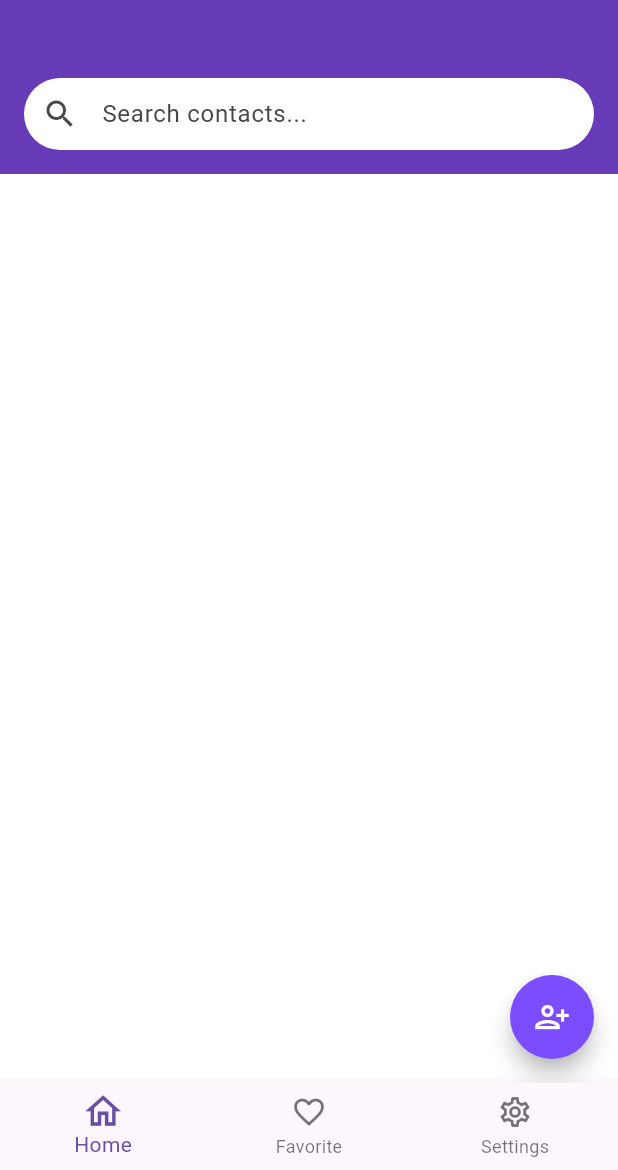
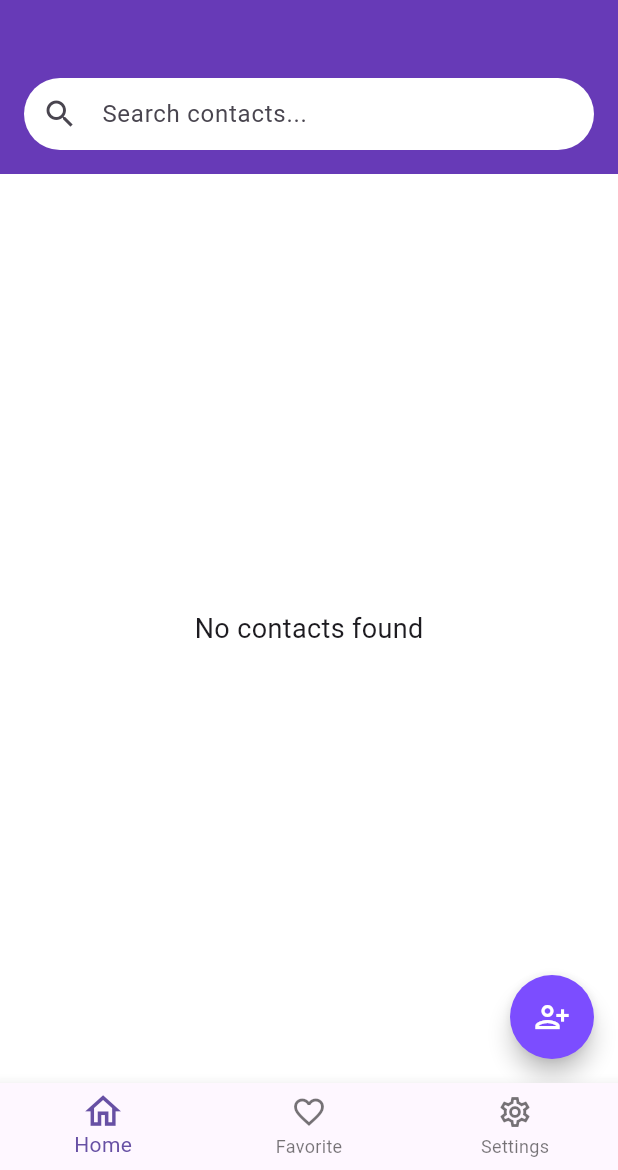
Before and after one commit to nihadadhu/contact_saver, a Flutter app: the screen it shows after launch, on a phone screen of 412 x 824 dp, the part 66-1236 px from its top. Run offline on Flutter 3.47's test engine with Material 3 defaults, Android fonts, the phone set to English and light mode, and no system bars; our stand-ins replace gap, image_picker, shared_preferences.

Commit message:
commit change

```diff
--- a/lib/main.dart
+++ b/lib/main.dart
@@ -11,7 +11,11 @@ import 'package:contact_saver/provider/image_provider.dart';
 
 import 'package:provider/provider.dart';
 
-void main() {
+void main() async{
+  WidgetsFlutterBinding.ensureInitialized();
+
+  final contactProvider = ContactProvider();
+  await contactProvider.loadContacts();
   runApp(
     MultiProvider(
       providers: [
--- a/lib/provider/contact_provider.dart
+++ b/lib/provider/contact_provider.dart
@@ -3,7 +3,6 @@ import 'dart:convert';
 import 'package:contact_saver/Local_Storage/storage.dart';
 import 'package:contact_saver/model/contact_model.dart';
 import 'package:flutter/material.dart';
-
 
 class ContactProvider with ChangeNotifier {
   List<ContactModel> _contact = [];
@@ -17,7 +16,10 @@ class ContactProvider with ChangeNotifier {
       return _contact;
     }
     return _contact
-        .where((c) => c.name.toLowerCase().contains(searchQuery.toLowerCase()))
+        .where(
+          (c) =>
+              c.name.toLowerCase().contains(searchQuery.toLowerCase()) ||
+              c.phone.contains(searchQuery) ,        )
         .toList();
   }
 
@@ -34,7 +36,6 @@ class ContactProvider with ChangeNotifier {
       notifyListeners();
     }
   }
-
 
   void addContact(ContactModel c) {
     _contact.add(c);
@@ -57,7 +58,6 @@ class ContactProvider with ChangeNotifier {
     }
   }
 
-
   void saveContacts() {}
 
   void save() {
--- a/lib/sceens/contact_list_screen.dart
+++ b/lib/sceens/contact_list_screen.dart
@@ -47,6 +47,19 @@ class ContactListScreen extends StatelessWidget {
             Consumer<ContactProvider>(
               builder: (context, provider, _) {
                 final filteredContacts = provider.getFilteredContacts();
+
+                if (filteredContacts.isEmpty) {
+                  return const SliverFillRemaining(
+                    hasScrollBody: false,
+                    child: Center(
+                      child: Text(
+                        "No contacts found",
+                        style: TextStyle(fontSize: 18),
+                      ),
+                    ),
+                  );
+                }
+
                 return SliverList(
                   delegate: SliverChildBuilderDelegate((context, index) {
                     final c = filteredContacts[index];
```
Also changed, not shown: lib/widget/contact_card.dart (+8 -8 lines). Lines whose indentation alone changed are shown as unchanged.
